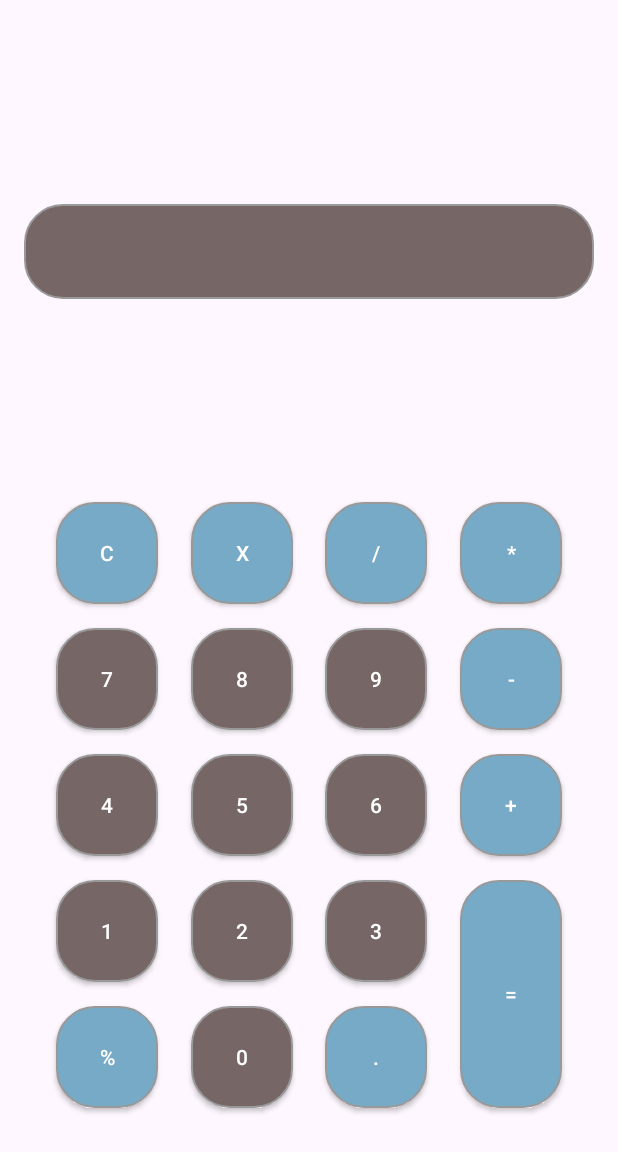
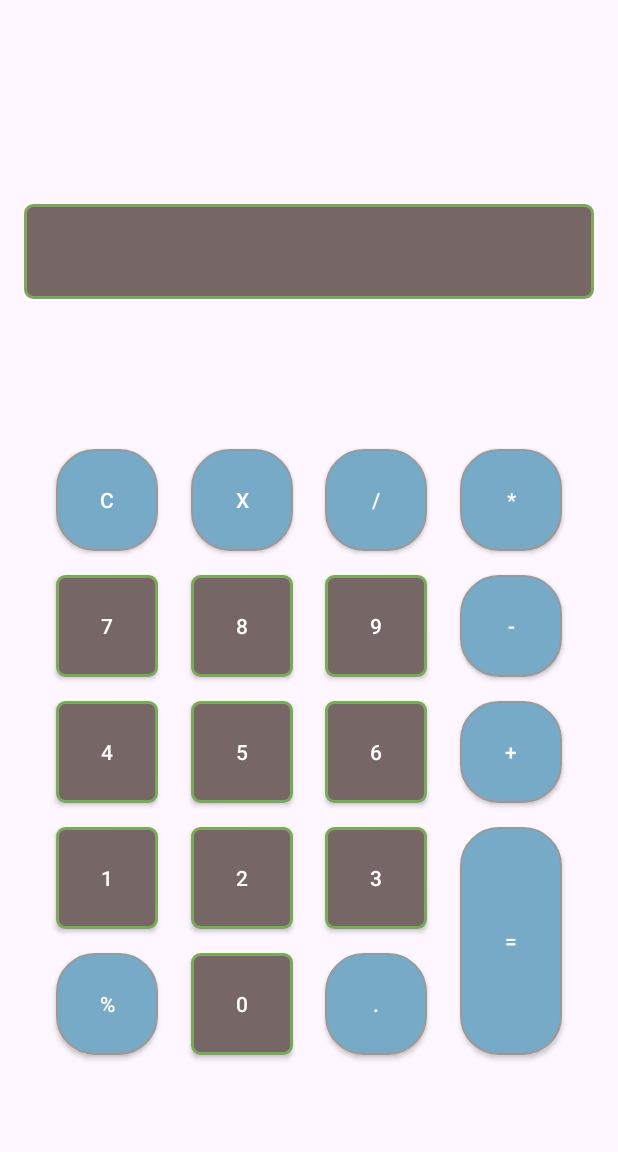
Before and after one commit to waleHa/AndroidTaskApril26, an Android app: the CalculatorActivity screen opened directly, with no data from a screen before it, on a phone screen of 412 x 824 dp. Shown: the top 1152 px of the screen. Run offline under Robolectric (Android 15) with nearby library versions, the phone set to English and light mode, and no system bars.

Commit message:
Improved view and equal functinality

```diff
--- a/app/src/main/java/com/example/androidtaskapril25/CalculatorActivity.kt
+++ b/app/src/main/java/com/example/androidtaskapril25/CalculatorActivity.kt
@@ -38,7 +38,6 @@ class CalculatorActivity : AppCompatActivity() {
             handleDropLast()
         }
     }
-
 
 
     private fun clickingNumbers() {
@@ -106,7 +105,12 @@ class CalculatorActivity : AppCompatActivity() {
         }
 
         binding.buttonEqual.setOnClickListener {
-            Log.i(TAG, "$firstNumber $operation $secondNumber")
+            handleEqual()
+        }
+    }
+
+    private fun handleEqual() {
+        if (operation.isNotEmpty()) {
             result = when (operation) {
                 "+" -> submitEquation(firstNumber.toDouble(), secondNumber.toDouble(), ::add)
                 "*" -> submitEquation(firstNumber.toDouble(), secondNumber.toDouble(), multiply)
@@ -161,14 +165,14 @@ class CalculatorActivity : AppCompatActivity() {
     private fun handleDropLast() {
         val input = binding.textViewOperation.text.toString()
 
-        val droppedValue = input[input.length-1]
-        if (droppedValue.isDigit()){
-            if(operation.isEmpty()){
+        val droppedValue = input[input.length - 1]
+        if (droppedValue.isDigit()) {
+            if (operation.isEmpty()) {
                 firstNumber = firstNumber.dropLast(1)
-            }else{
+            } else {
                 secondNumber = secondNumber.dropLast(1)
             }
-        }else{
+        } else {
             operation = ""
         }
         binding.textViewOperation.text = input.dropLast(1)
@@ -177,7 +181,9 @@ class CalculatorActivity : AppCompatActivity() {
 
     fun <T> handleClickedNumber(num: T) {
         val input = binding.textViewOperation.text.toString()
+        if (num is String && num != ".") {
 
+        }
         //Second number
         if (operation.isNotEmpty()) {
             if (num == "." && "." in secondNumber) {
--- a/app/src/main/res/drawable/borders.xml
+++ b/app/src/main/res/drawable/borders.xml
@@ -1,6 +1,6 @@
 <?xml version="1.0" encoding="utf-8"?>
 <shape xmlns:android="http://schemas.android.com/apk/res/android" android:shape="rectangle" >
     <solid android:color="#776666" />
-    <stroke android:width="1dp" android:color="#999999"/>
-    <corners android:radius="25dp"/>
+    <stroke android:width="2dp" android:color="#79A959"/>
+    <corners android:radius="5dp"/>
 </shape>
--- a/app/src/main/res/layout/activity_calculator.xml
+++ b/app/src/main/res/layout/activity_calculator.xml
@@ -15,6 +15,7 @@
         android:layout_marginTop="120dp"
         android:background="@drawable/borders"
         android:ellipsize="start"
+        android:paddingHorizontal="5dp"
         android:inputType="text"
         android:maxLines="1"
         android:paddingVertical="22dp"
@@ -23,16 +24,7 @@
         app:layout_constraintStart_toStartOf="parent"
         app:layout_constraintTop_toTopOf="parent" />
 
-    <TextView
-        android:id="@+id/text_view_result"
-        android:layout_width="match_parent"
-        android:layout_height="wrap_content"
-        android:layout_marginVertical="16dp"
-        android:ellipsize="start"
-        android:maxLines="1"
-        app:layout_constraintEnd_toEndOf="parent"
-        app:layout_constraintStart_toStartOf="parent"
-        app:layout_constraintTop_toBottomOf="@+id/text_view_operation" />
+
     <!-- Group1-->
     <androidx.appcompat.widget.AppCompatButton
         android:id="@+id/button_C"
@@ -45,7 +37,7 @@
         app:layout_constraintBottom_toTopOf="@id/button_7"
         app:layout_constraintEnd_toStartOf="@+id/button_X"
         app:layout_constraintStart_toStartOf="parent"
-        app:layout_constraintTop_toBottomOf="@+id/text_view_result" />
+        app:layout_constraintTop_toBottomOf="@+id/text_view_operation" />
 
     <androidx.appcompat.widget.AppCompatButton
         android:id="@+id/button_X"
@@ -58,7 +50,7 @@
         app:layout_constraintBottom_toTopOf="@id/button_8"
         app:layout_constraintEnd_toStartOf="@+id/button_div"
         app:layout_constraintStart_toEndOf="@+id/button_C"
-        app:layout_constraintTop_toBottomOf="@+id/text_view_result" />
+        app:layout_constraintTop_toBottomOf="@+id/text_view_operation" />
 
     <androidx.appcompat.widget.AppCompatButton
         android:id="@+id/button_div"
@@ -71,7 +63,7 @@
         app:layout_constraintBottom_toTopOf="@id/button_9"
         app:layout_constraintEnd_toStartOf="@+id/button_mult"
         app:layout_constraintStart_toEndOf="@+id/button_X"
-        app:layout_constraintTop_toBottomOf="@+id/text_view_result" />
+        app:layout_constraintTop_toBottomOf="@+id/text_view_operation" />
 
     <androidx.appcompat.widget.AppCompatButton
         android:id="@+id/button_mult"
@@ -83,7 +75,7 @@
         android:textColor="@color/button_signs_text_color"
         app:layout_constraintEnd_toEndOf="parent"
         app:layout_constraintStart_toEndOf="@id/button_div"
-        app:layout_constraintTop_toBottomOf="@id/text_view_result" />
+        app:layout_constraintTop_toBottomOf="@id/text_view_operation" />
 
     <!-- Group2-->
 
```
